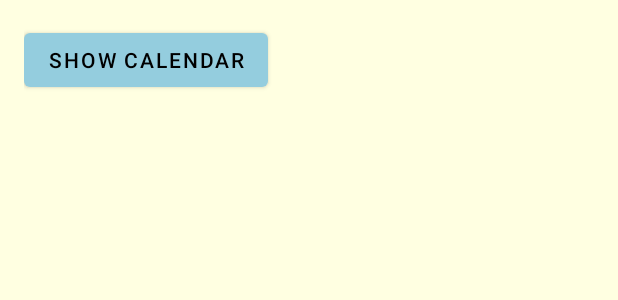
After one commit to crystalshamo/Beacon, an Android app: the layout activity_all_events.xml on its own in the app's theme, with its tools: preview values and no code run, on a phone screen of 412 x 824 dp. The commit adds this screen. Shown: the top 300 px of the screen. Run offline under Robolectric (Android 15) with nearby library versions, the phone set to English and light mode, and no system bars.

Commit message:
crystals changes

```diff
--- a/app/src/main/AndroidManifest.xml
+++ b/app/src/main/AndroidManifest.xml
@@ -37,6 +37,8 @@
             android:exported="false" />
 
         <activity android:name=".NeedsActivity" />
+        <activity android:name=".AllEventsActivity" />
+        <activity android:name=".MyEventActivity" />
 
         <meta-data
             android:name="com.google.android.geo.API_KEY"
--- a/app/src/main/java/com/example/beacon/ui/account/AccountFragment.java
+++ b/app/src/main/java/com/example/beacon/ui/account/AccountFragment.java
@@ -28,12 +28,16 @@ public class AccountFragment extends Fragment {
         binding = FragmentAccountBinding.inflate(inflater, container, false);
         View root = binding.getRoot();
 
-        // Button click listener
+
         Button btnMyOrganization = binding.btnMyOrganization;
         btnMyOrganization.setOnClickListener(v -> {
             Intent intent = new Intent(getActivity(), MyOrganizationActivity.class);
             startActivity(intent);
         });
+
+
+
+
 
         // Observe text changes
         final TextView textView = binding.textAccount;
--- /dev/null
+++ b/app/src/main/res/layout/activity_all_events.xml
@@ -0,0 +1,162 @@
+<?xml version="1.0" encoding="utf-8"?>
+<LinearLayout xmlns:android="http://schemas.android.com/apk/res/android"
+    android:layout_width="match_parent"
+    android:layout_height="match_parent"
+    android:orientation="vertical"
+    android:padding="16dp">
+
+    <!-- Button to Show Calendar -->
+    <Button
+        android:id="@+id/btnShowCalendar"
+        android:layout_width="wrap_content"
+        android:layout_height="wrap_content"
+        android:text="Show Calendar" />
+
+    <!-- Calendar Container -->
+    <LinearLayout
+        android:id="@+id/calendarContainer"
+        android:layout_width="match_parent"
+        android:layout_height="wrap_content"
+        android:orientation="vertical"
+        android:visibility="gone">
+
+        <!-- Month Header -->
+        <LinearLayout
+            android:layout_width="match_parent"
+            android:layout_height="wrap_content"
+            android:orientation="horizontal"
+            android:gravity="center"
+            android:layout_marginTop="16dp"
+            android:layout_marginBottom="8dp">
+
+            <!-- Previous Month Button -->
+            <Button
+                android:id="@+id/prevMonthButton"
+                android:layout_width="48dp"
+                android:layout_height="48dp"
+                android:text="&lt;" />
+
+            <!-- Month and Year Display -->
+            <TextView
+                android:id="@+id/monthYearTextView"
+                android:layout_width="wrap_content"
+                android:layout_height="wrap_content"
+                android:text="March 2025"
+                android:textSize="20sp"
+                android:textStyle="bold"
+                android:layout_marginHorizontal="16dp" />
+
+            <!-- Next Month Button -->
+            <Button
+                android:id="@+id/nextMonthButton"
+                android:layout_width="48dp"
+                android:layout_height="48dp"
+                android:text="&gt;" />
+        </LinearLayout>
+
+        <!-- Days of Week -->
+        <LinearLayout
+            android:layout_width="match_parent"
+            android:layout_height="wrap_content"
+            android:orientation="horizontal"
+            android:gravity="center">
+
+            <TextView
+                android:layout_width="0dp"
+                android:layout_height="wrap_content"
+                android:layout_weight="1"
+                android:text="Sun"
+                android:gravity="center" />
+            <TextView
+                android:layout_width="0dp"
+                android:layout_height="wrap_content"
+                android:layout_weight="1"
+                android:text="Mon"
+                android:gravity="center" />
+            <TextView
+                android:layout_width="0dp"
+                android:layout_height="wrap_content"
+                android:layout_weight="1"
+                android:text="Tue"
+                android:gravity="center" />
+            <TextView
+                android:layout_width="0dp"
+                android:layout_height="wrap_content"
+                android:layout_weight="1"
+                android:text="Wed"
+                android:gravity="center" />
+            <TextView
+                android:layout_width="0dp"
+                android:layout_height="wrap_content"
+                android:layout_weight="1"
+                android:text="Thu"
+                android:gravity="center" />
+            <TextView
+                android:layout_width="0dp"
+                android:layout_height="wrap_content"
+                android:layout_weight="1"
+                android:text="Fri"
+                android:gravity="center" />
+            <TextView
+                android:layout_width="0dp"
+                android:layout_height="wrap_content"
+                android:layout_weight="1"
+                android:text="Sat"
+                android:gravity="center" />
+        </LinearLayout>
+
+        <!-- Calendar Grid -->
+        <GridView
+            android:id="@+id/calendarGridView"
+            android:layout_width="match_parent"
+            android:layout_height="wrap_content"
+            android:numColumns="7"
+            android:verticalSpacing="8dp"
+            android:horizontalSpacing="8dp"
+            android:padding="8dp" />
+
+        <!-- Event Details Card -->
+        <LinearLayout
+            android:id="@+id/eventDetailsCard"
+            android:layout_width="match_parent"
+            android:layout_height="wrap_content"
+            android:orientation="vertical"
+            android:background="@drawable/event_details_background"
+            android:padding="16dp">
+
+            <!-- Event Details Text -->
+            <TextView
+                android:id="@+id/eventDetailsTextView"
+                android:layout_width="match_parent"
+                android:layout_height="wrap_content"
+                android:text="No events for this date"
+                android:gravity="center" />
+
+            <!-- Event Navigation Buttons -->
+            <LinearLayout
+                android:layout_width="match_parent"
+                android:layout_height="wrap_content"
+                android:orientation="horizontal"
+                android:gravity="center"
+                android:layout_marginTop="8dp">
+
+                <!-- Previous Event Button -->
+                <Button
+                    android:id="@+id/prevEventButton"
+                    android:layout_width="wrap_content"
+                    android:layout_height="wrap_content"
+                    android:text="←"
+                    android:visibility="gone" />
+
+                <!-- Next Event Button -->
+                <Button
+                    android:id="@+id/nextEventButton"
+                    android:layout_width="wrap_content"
+                    android:layout_height="wrap_content"
+                    android:text="→"
+                    android:layout_marginStart="16dp"
+                    android:visibility="gone" />
+            </LinearLayout>
+        </LinearLayout>
+    </LinearLayout>
+</LinearLayout>
```
Also changed, not shown: app/src/main/java/com/example/beacon/AllEventsActivity.java (added, +315 -0 lines), app/src/main/java/com/example/beacon/MyOrganizationAdapter2.java (+31 -13 lines), app/src/main/java/com/example/beacon/models/Event.java (+19 -17 lines), app/src/main/res/layout/activity_event_details.xml (+9 -0 lines), app/src/main/res/layout/dialog_volunteer.xml (added, +17 -0 lines), app/src/main/res/layout/fragment_account.xml (+8 -0 lines), app/src/main/res/values/styles.xml (+10 -0 lines).
